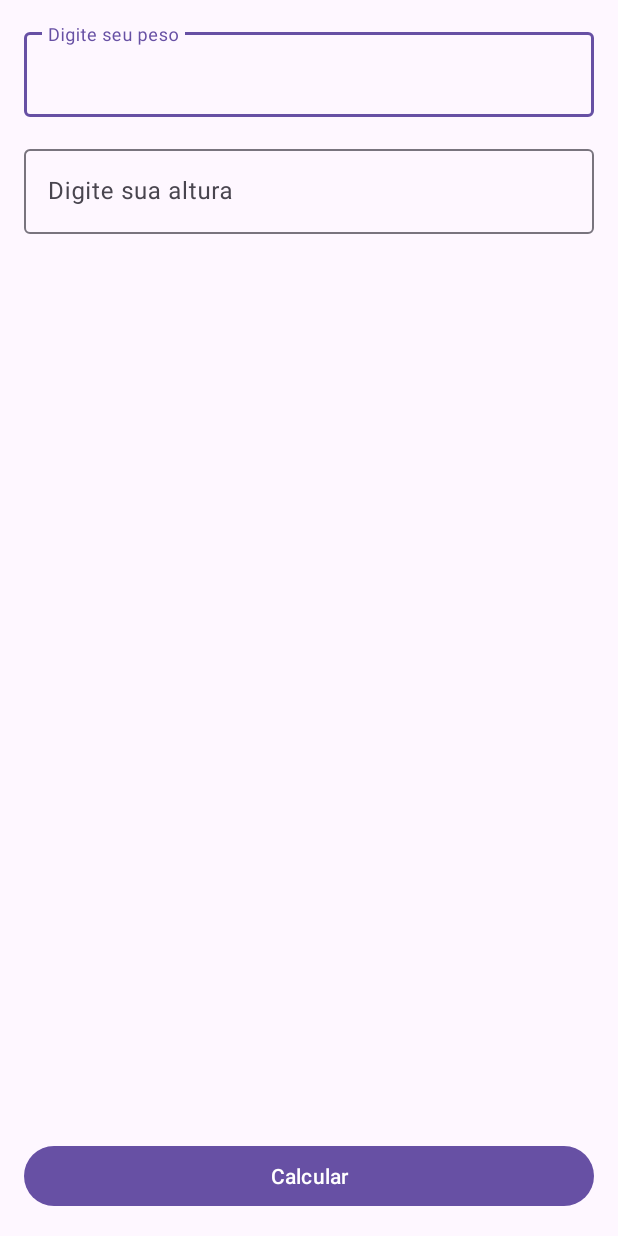
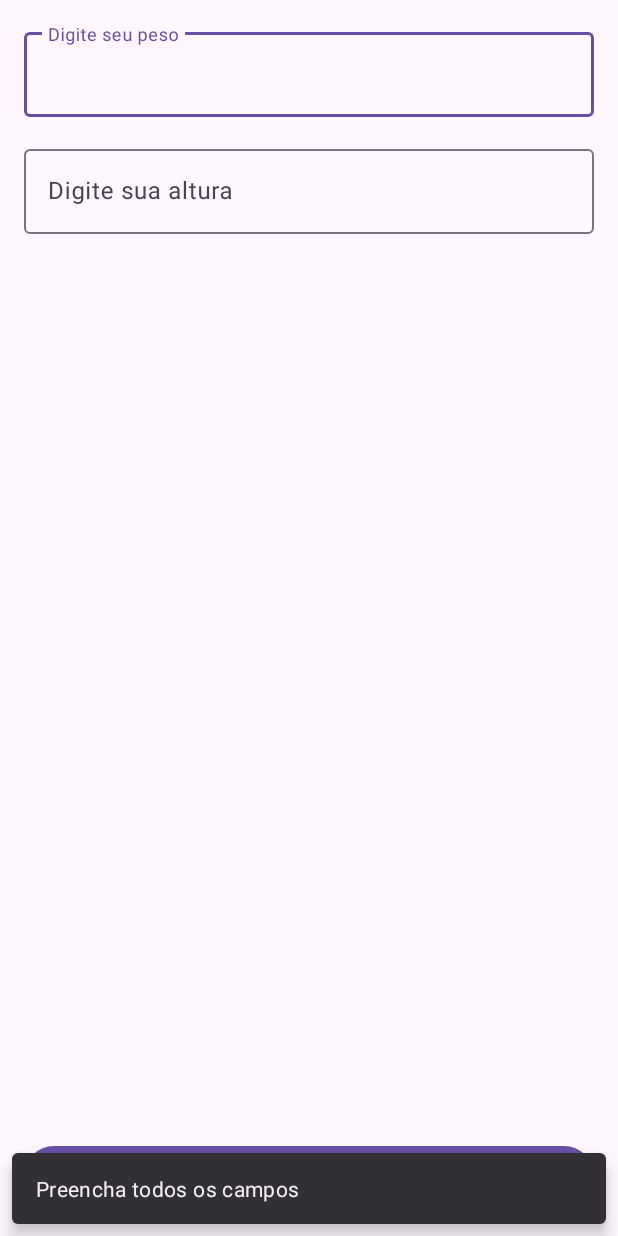
Before and after one commit to eppiovesan/fuelCalculator, an Android app: the screen it shows after launch (MainActivity), after a tap on "Calcular", on a phone screen of 412 x 824 dp. Run offline under Robolectric (Android 15) with nearby library versions, the light colour scheme and no system bars.

Commit message:
- inclusão de validação para que o cálculo só ocorra com todos os campos preenchidos.

```diff
--- a/app/src/main/java/com/comunidadedevspace/imc/MainActivity.kt
+++ b/app/src/main/java/com/comunidadedevspace/imc/MainActivity.kt
@@ -3,6 +3,7 @@ package com.comunidadedevspace.imc
 import androidx.appcompat.app.AppCompatActivity
 import android.os.Bundle
 import android.widget.Button
+import com.google.android.material.snackbar.Snackbar
 import com.google.android.material.textfield.TextInputEditText
 
 class MainActivity : AppCompatActivity() {
@@ -23,13 +24,36 @@ class MainActivity : AppCompatActivity() {
     // ação do botão
     btCalcular.setOnClickListener {
         //recuperar o texto digitado
-        var peso: Float = edtPeso.text.toString().toFloat()
-        var altura: Float = edtAltura.text.toString().toFloat()
 
-        var alturaQ2: Float = altura * altura
-        var resultado: Float = peso / alturaQ2
 
-        println("Seu IMC é: " + resultado)
+        var pesoStr: String = edtPeso.text.toString()
+        var alturaStr : String = edtAltura.text.toString()
+
+        //validando se os campos estão preenchido
+        if (pesoStr.isNotEmpty() && alturaStr.isNotEmpty()){
+            var peso: Float = pesoStr.toFloat()
+            var altura: Float = alturaStr.toFloat()
+
+            var alturaQ2: Float = altura * altura
+            var resultado: Float = peso / alturaQ2
+
+            println("Seu IMC é: " + resultado)
+        }
+        else{
+            //mostrar mensagem ao usuário
+            Snackbar
+                .make(
+                    edtPeso,
+                    "Preencha todos os campos",
+                    Snackbar.LENGTH_LONG
+                ).show()
+
+
+        }
+
+
+
+
 
         //validar se todos os campos foram preenchidos
 
```
